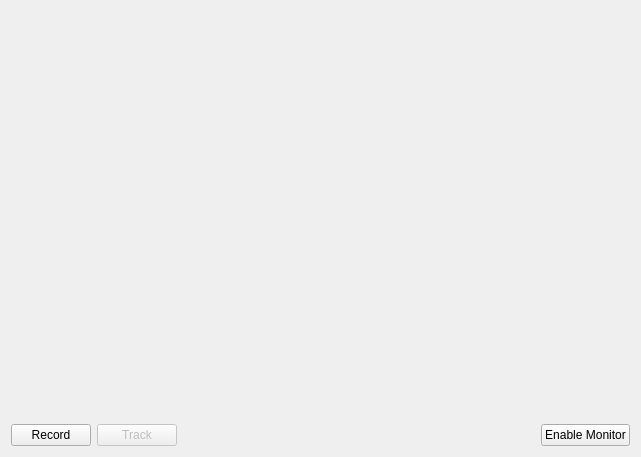
Qt form recorder/mainwindow.ui (genosse-einhorn/FishyRecorder-lite) before a commit.
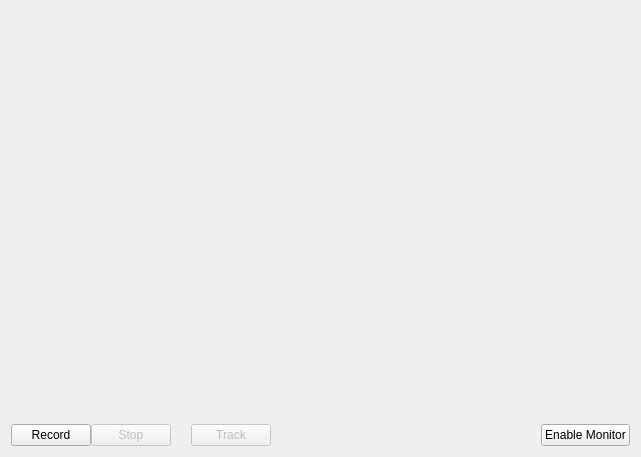
The same form after that commit. Icons and pictures are not drawn. Custom widgets are drawn as their Qt base class.

Commit message: Reorganize buttons and add icons

Patch:
```diff
--- a/recorder/mainwindow.ui
+++ b/recorder/mainwindow.ui
@@ -51,7 +51,24 @@
     </item>
     <item>
      <layout class="QGridLayout" name="gridLayout">
-      <item row="0" column="3">
+      <property name="spacing">
+       <number>0</number>
+      </property>
+      <item row="0" column="1">
+       <widget class="QPushButton" name="bStop">
+        <property name="enabled">
+         <bool>false</bool>
+        </property>
+        <property name="text">
+         <string>Stop</string>
+        </property>
+        <property name="icon">
+         <iconset theme="media-playback-stop" resource="recorder.qrc">
+          <normaloff>:/img/img/media-playback-stop.svg</normaloff>:/img/img/media-playback-stop.svg</iconset>
+        </property>
+       </widget>
+      </item>
+      <item row="0" column="5">
        <widget class="QPushButton" name="bEnableMonitor">
         <property name="sizePolicy">
          <sizepolicy hsizetype="Preferred" vsizetype="Fixed">
@@ -83,7 +100,7 @@
         </property>
        </widget>
       </item>
-      <item row="0" column="2">
+      <item row="0" column="4">
        <spacer name="horizontalSpacer_3">
         <property name="orientation">
          <enum>Qt::Horizontal</enum>
@@ -96,7 +113,7 @@
         </property>
        </spacer>
       </item>
-      <item row="0" column="1">
+      <item row="0" column="3">
        <widget class="QPushButton" name="bNewTrack">
         <property name="enabled">
          <bool>false</bool>
@@ -106,6 +123,22 @@
         </property>
        </widget>
       </item>
+      <item row="0" column="2">
+       <spacer name="horizontalSpacer">
+        <property name="orientation">
+         <enum>Qt::Horizontal</enum>
+        </property>
+        <property name="sizeType">
+         <enum>QSizePolicy::Fixed</enum>
+        </property>
+        <property name="sizeHint" stdset="0">
+         <size>
+          <width>20</width>
+          <height>20</height>
+         </size>
+        </property>
+       </spacer>
+      </item>
      </layout>
     </item>
    </layout>
```
Left out of the diff: 17 changed lines with no effect on the pictures. The commit also changes 8 other files.
